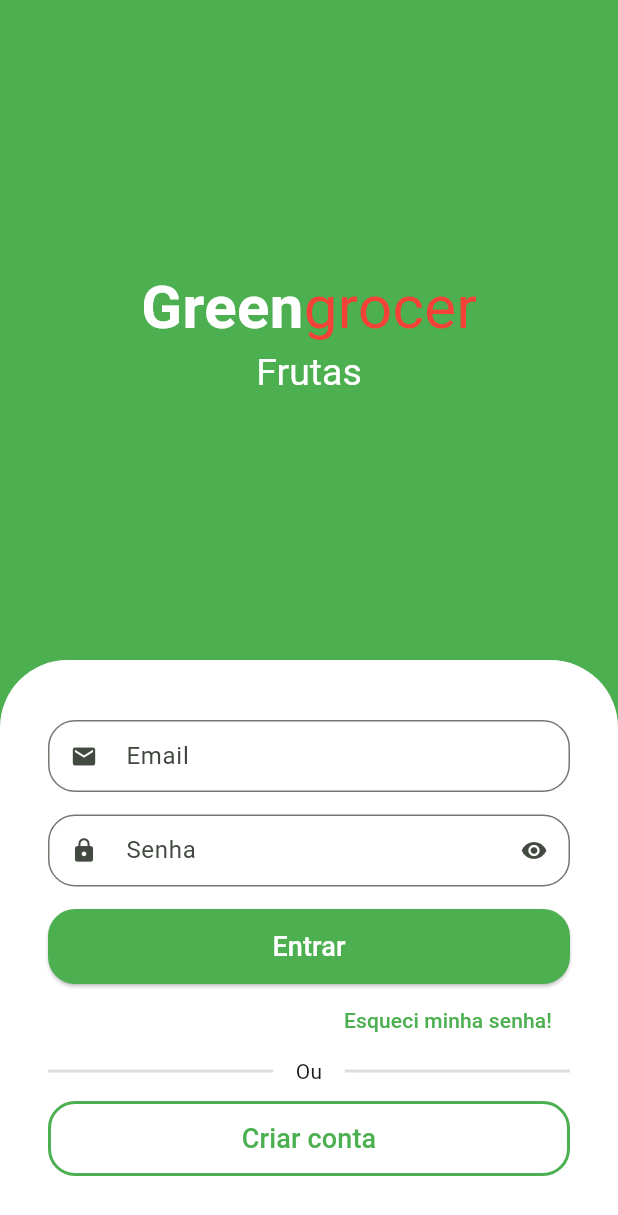
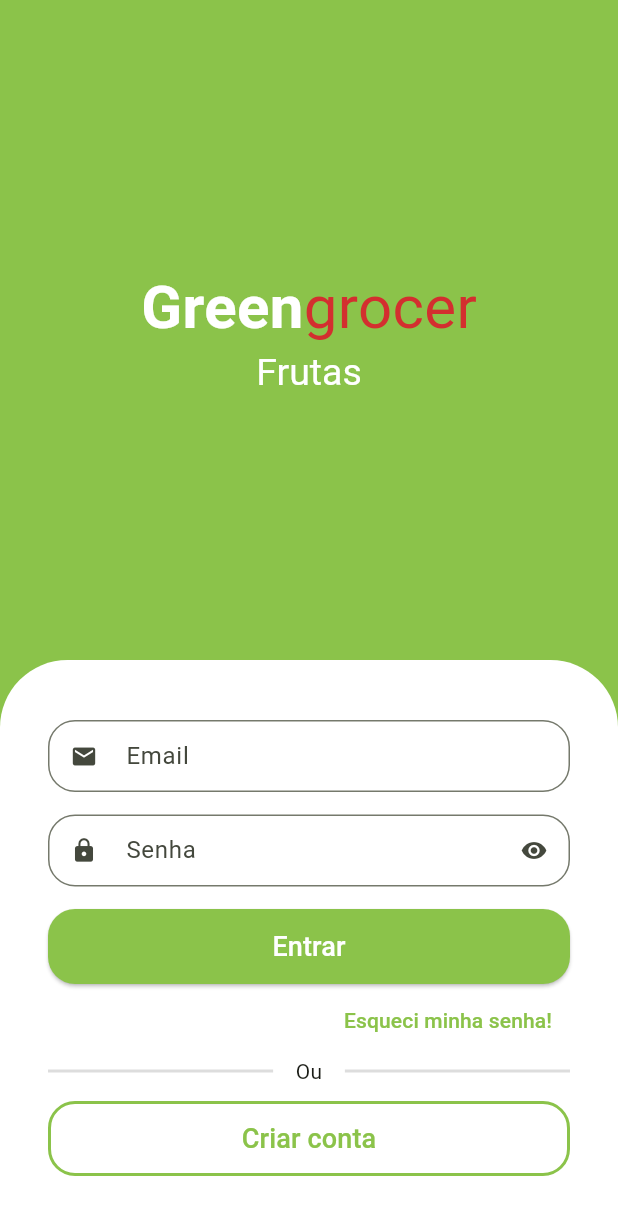
Before and after one commit to RomarioCabo/greengrocer, a Flutter app: the screen it shows after launch, on a phone screen of 412 x 824 dp. Shown: the top 1215 px of the screen. Run offline on Flutter 3.47's test engine with Material 3 defaults, Android fonts, the phone set to English and light mode, and no system bars; drawn by our look-alikes of animated_text_kit.

Commit message:
10. Criando e adicionando cores customizadas

```diff
--- a/lib/main.dart
+++ b/lib/main.dart
@@ -1,5 +1,6 @@
 import 'package:flutter/material.dart';
 import 'package:greengrocer/src/auth/sign_in_screen.dart';
+import 'package:greengrocer/src/config/custom_colors.dart';
 
 void main() {
   runApp(const MyApp());
@@ -13,7 +14,9 @@ class MyApp extends StatelessWidget {
     return MaterialApp(
       title: 'Flutter Demo',
       theme: ThemeData(
-        colorScheme: ColorScheme.fromSeed(seedColor: Colors.green),
+        colorScheme: ColorScheme.fromSeed(
+          seedColor: CustomColors.customSwatchColor,
+        ),
         useMaterial3: true,
       ),
       debugShowCheckedModeBanner: false,
--- a/lib/src/auth/sign_in_screen.dart
+++ b/lib/src/auth/sign_in_screen.dart
@@ -1,6 +1,7 @@
 import 'package:animated_text_kit/animated_text_kit.dart';
 import 'package:flutter/material.dart';
 import 'package:greengrocer/src/auth/components/custom_text_field.dart';
+import 'package:greengrocer/src/config/custom_colors.dart';
 
 class SignInScreen extends StatelessWidget {
   const SignInScreen({super.key});
@@ -8,20 +9,20 @@ class SignInScreen extends StatelessWidget {
   @override
   Widget build(BuildContext context) {
     return Scaffold(
-      backgroundColor: Colors.green,
+      backgroundColor: CustomColors.customSwatchColor,
       body: Column(
         children: [
           Expanded(
             child: Column(
               mainAxisAlignment: MainAxisAlignment.center,
               children: [
-                const Text.rich(
+                Text.rich(
                   TextSpan(
-                    style: TextStyle(
+                    style: const TextStyle(
                       fontSize: 40,
                     ),
                     children: [
-                      TextSpan(
+                      const TextSpan(
                         text: 'Green',
                         style: TextStyle(
                           color: Colors.white,
@@ -31,7 +32,7 @@ class SignInScreen extends StatelessWidget {
                       TextSpan(
                         text: 'grocer',
                         style: TextStyle(
-                          color: Colors.red,
+                          color: CustomColors.customContrastColor,
                         ),
                       ),
                     ],
@@ -85,7 +86,7 @@ class SignInScreen extends StatelessWidget {
                   height: 50,
                   child: ElevatedButton(
                     style: ElevatedButton.styleFrom(
-                      backgroundColor: Colors.green,
+                      backgroundColor: CustomColors.customSwatchColor,
                       foregroundColor: Colors.white,
                       shape: RoundedRectangleBorder(
                         borderRadius: BorderRadius.circular(18),
@@ -104,10 +105,10 @@ class SignInScreen extends StatelessWidget {
                   alignment: Alignment.centerRight,
                   child: TextButton(
                     onPressed: () {},
-                    child: const Text(
+                    child: Text(
                       'Esqueci minha senha!',
                       style: TextStyle(
-                        color: Colors.green,
+                        color: CustomColors.customSwatchColor,
                       ),
                     ),
                   ),
@@ -144,15 +145,18 @@ class SignInScreen extends StatelessWidget {
                       shape: RoundedRectangleBorder(
                         borderRadius: BorderRadius.circular(18.0),
                       ),
-                      side: const BorderSide(
+                      side: BorderSide(
                         width: 2,
-                        color: Colors.green,
+                        color: CustomColors.customSwatchColor,
                       ),
                     ),
                     onPressed: () {},
-                    child: const Text(
+                    child: Text(
                       'Criar conta',
-                      style: TextStyle(color: Colors.green, fontSize: 18.0),
+                      style: TextStyle(
+                        color: CustomColors.customSwatchColor,
+                        fontSize: 18.0,
+                      ),
                     ),
                   ),
                 ),
--- /dev/null
+++ b/lib/src/config/custom_colors.dart
@@ -0,0 +1,22 @@
+import 'package:flutter/material.dart';
+
+Map<int, Color> _swatchOpacity = {
+  50: const Color.fromRGBO(139, 195, 74, 0.1),
+  100: const Color.fromRGBO(139, 195, 74, 0.2),
+  200: const Color.fromRGBO(139, 195, 74, 0.3),
+  300: const Color.fromRGBO(139, 195, 74, 0.4),
+  400: const Color.fromRGBO(139, 195, 74, 0.5),
+  500: const Color.fromRGBO(139, 195, 74, 0.6),
+  600: const Color.fromRGBO(139, 195, 74, 0.7),
+  700: const Color.fromRGBO(139, 195, 74, 0.8),
+  800: const Color.fromRGBO(139, 195, 74, 0.9),
+  900: const Color.fromRGBO(139, 195, 74, 1),
+};
+
+abstract class CustomColors {
+  static Color customContrastColor = Colors.red.shade700;
+  static MaterialColor customSwatchColor = MaterialColor(
+    0xFF8BC34A,
+    _swatchOpacity,
+  );
+}
```
